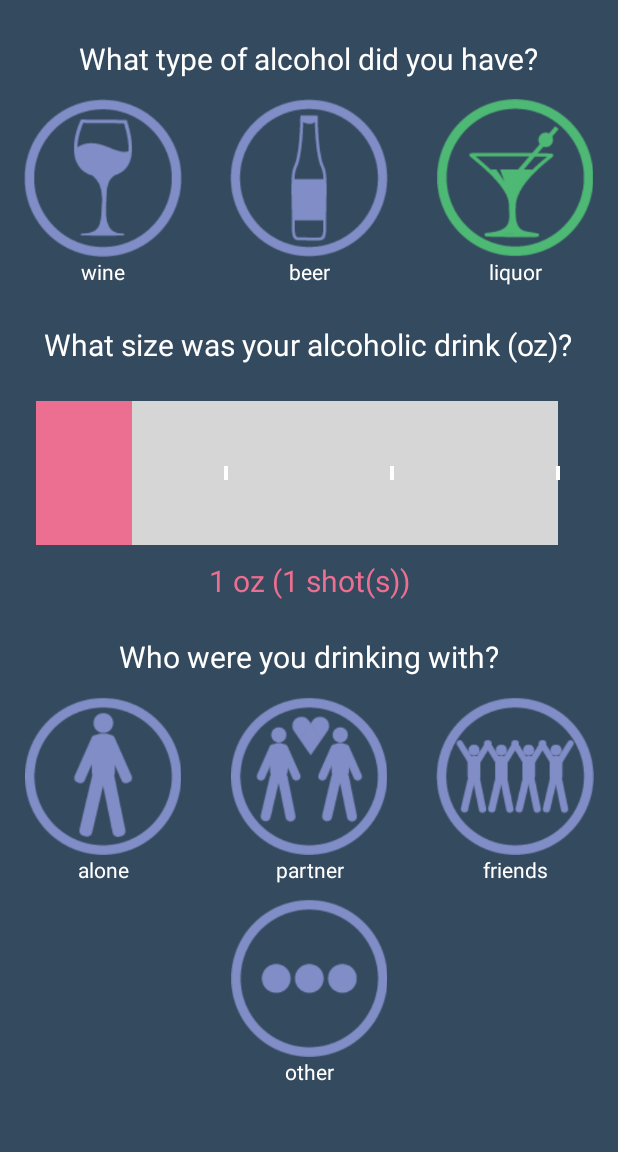
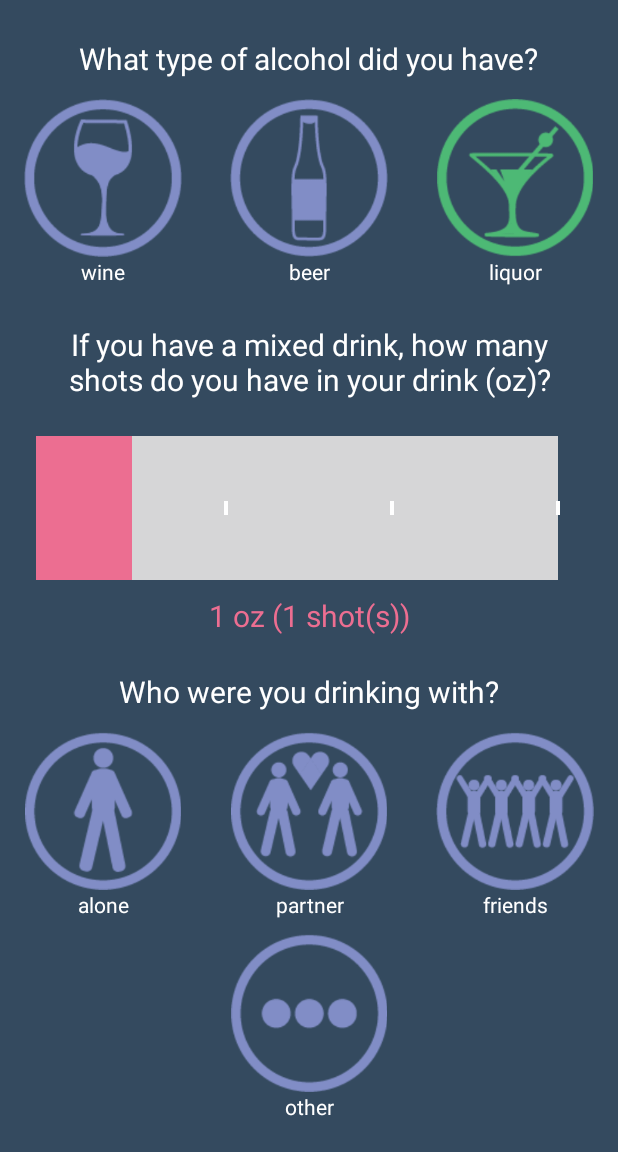
Before and after one commit to samikshasm/capstone_sam_alex, an Android app: the Main2Activity screen opened directly, with no data from a screen before it, after a tap on an icon or button, on a phone screen of 412 x 824 dp, the part 84-1236 px from its top. Run offline under Robolectric (Android 15) with nearby library versions, the phone set to English and light mode, and no system bars; our stand-ins replace Firebase (no records; nobody signed in at launch, a user with empty details on screens opened directly); 2 other taps on this screen came first.

Commit message:
Edit wording of liquor size question

```diff
--- a/app/src/main/res/layout/activity_main2.xml
+++ b/app/src/main/res/layout/activity_main2.xml
@@ -213,10 +213,13 @@
                     <TextView
                         android:layout_width="wrap_content"
                         android:layout_height="wrap_content"
-                        android:text="What size was your alcoholic drink (oz)?"
+                        android:layout_marginLeft="24dp"
+                        android:layout_marginRight="24dp"
+                        android:text="If you have a mixed drink, how many shots do you have in your drink (oz)?"
                         android:textColor="@color/white"
                         android:layout_centerHorizontal="true"
                         android:layout_gravity="center"
+                        android:textAlignment="center"
                         android:textSize="20dp"/>
                     <SeekBar
                         android:id="@+id/liquor_size_selector"
```
